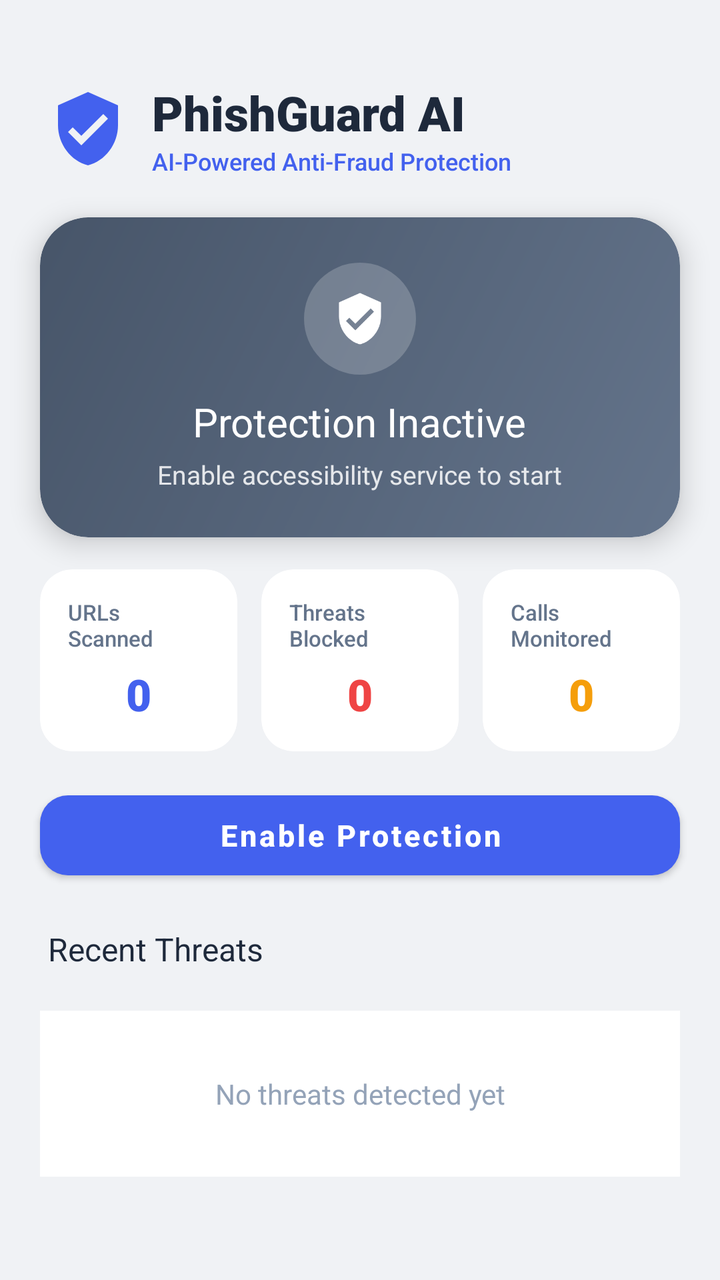
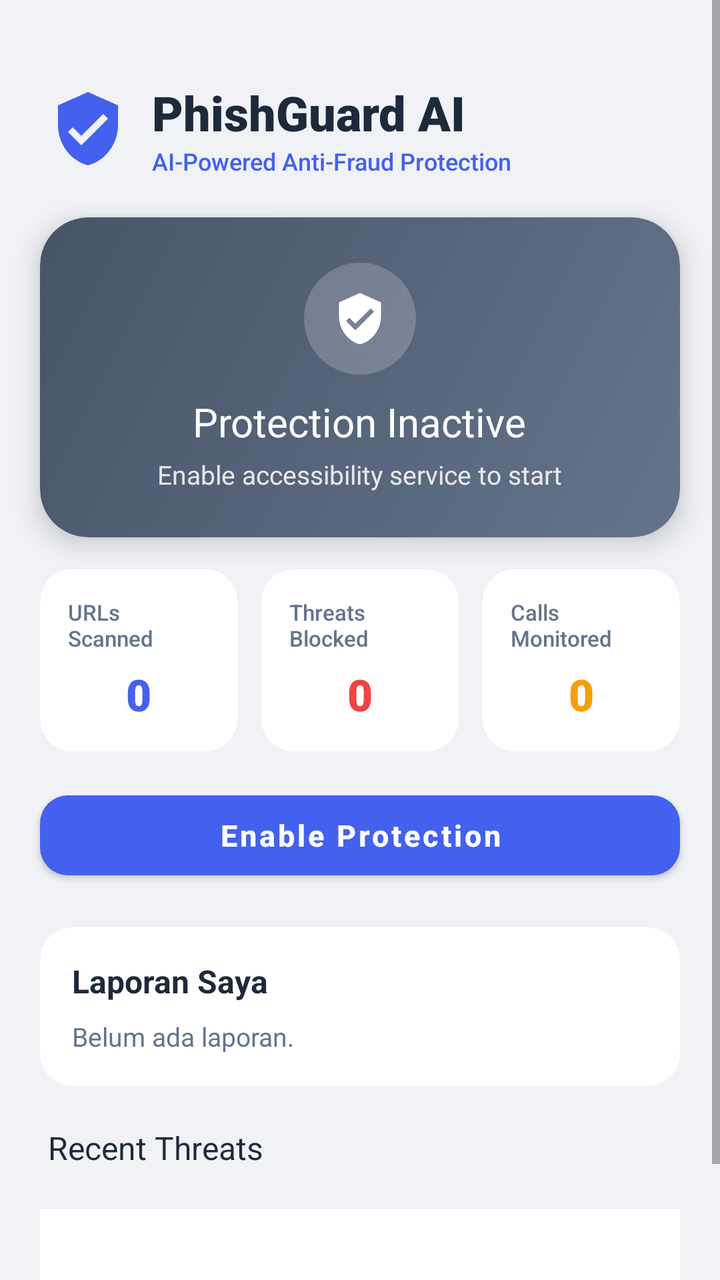

Compare the two renders of this Android layout. The source of the first and the diff that turns it into the second are given below.
<!-- AndroidManifest.xml: application theme Theme.Ai_project_singapore -->
<!-- res/layout/fragment_dashboard.xml -->
<?xml version="1.0" encoding="utf-8"?>
<ScrollView xmlns:android="http://schemas.android.com/apk/res/android"
    xmlns:app="http://schemas.android.com/apk/res-auto"
    android:layout_width="match_parent"
    android:layout_height="match_parent"
    android:background="@color/background_light"
    android:fillViewport="true">

    <LinearLayout
        android:layout_width="match_parent"
        android:layout_height="wrap_content"
        android:orientation="vertical"
        android:paddingBottom="16dp">

        
        <LinearLayout
            android:layout_width="match_parent"
            android:layout_height="wrap_content"
            android:orientation="horizontal"
            android:gravity="center_vertical"
            android:paddingHorizontal="24dp"
            android:paddingTop="40dp">

            <ImageView
                android:layout_width="40dp"
                android:layout_height="40dp"
                android:src="@drawable/ic_protection"
                app:tint="@color/primary"
                android:layout_marginEnd="12dp"/>

            <LinearLayout
                android:layout_width="wrap_content"
                android:layout_height="wrap_content"
                android:orientation="vertical">

                <TextView
                    android:layout_width="wrap_content"
                    android:layout_height="wrap_content"
                    android:fontFamily="sans-serif-black"
                    android:text="@string/app_name"
                    android:textColor="@color/text_primary"
                    android:textSize="24sp" />

                <TextView
                    android:layout_width="wrap_content"
                    android:layout_height="wrap_content"
                    android:fontFamily="sans-serif-medium"
                    android:text="@string/app_subtitle"
                    android:textColor="@color/primary"
                    android:textSize="12sp" />
            </LinearLayout>
        </LinearLayout>

        
        <androidx.cardview.widget.CardView
            android:layout_width="match_parent"
            android:layout_height="160dp"
            android:layout_marginHorizontal="20dp"
            android:layout_marginTop="20dp"
            app:cardCornerRadius="24dp"
            app:cardElevation="8dp">

            <LinearLayout
                android:id="@+id/statusGradientContainer"
                android:layout_width="match_parent"
                android:layout_height="match_parent"
                android:background="@drawable/bg_status_inactive"
                android:gravity="center"
                android:orientation="vertical">

                <FrameLayout
                    android:layout_width="56dp"
                    android:layout_height="56dp"
                    android:background="@drawable/bg_icon_circle">

                    <ImageView
                        android:id="@+id/iconStatus"
                        android:layout_width="28dp"
                        android:layout_height="28dp"
                        android:layout_gravity="center"
                        android:src="@drawable/ic_protection"
                        app:tint="@color/white" />
                </FrameLayout>

                <TextView
                    android:id="@+id/tvStatusTitle"
                    android:layout_width="wrap_content"
                    android:layout_height="wrap_content"
                    android:layout_marginTop="10dp"
                    android:fontFamily="sans-serif-bold"
                    android:text="@string/status_inactive"
                    android:textColor="@color/white"
                    android:textSize="20sp" />

                <TextView
                    android:id="@+id/tvStatusDesc"
                    android:layout_width="wrap_content"
                    android:layout_height="wrap_content"
                    android:layout_marginTop="4dp"
                    android:fontFamily="sans-serif"
                    android:text="@string/status_desc_inactive"
                    android:alpha="0.85"
                    android:textColor="@color/white"
                    android:textSize="13sp" />
            </LinearLayout>
        </androidx.cardview.widget.CardView>

        
        <LinearLayout
            android:layout_width="match_parent"
            android:layout_height="wrap_content"
            android:orientation="horizontal"
            android:layout_marginHorizontal="20dp"
            android:layout_marginTop="16dp">

            
            <androidx.cardview.widget.CardView
                android:layout_width="0dp"
                android:layout_height="wrap_content"
                android:layout_weight="1"
                android:layout_marginEnd="6dp"
                app:cardCornerRadius="16dp"
                app:cardElevation="0dp"
                app:cardBackgroundColor="@color/card_background">

                <LinearLayout
                    android:layout_width="match_parent"
                    android:layout_height="wrap_content"
                    android:orientation="vertical"
                    android:padding="14dp"
                    android:gravity="center">

                    <TextView
                        android:layout_width="wrap_content"
                        android:layout_height="wrap_content"
                        android:text="@string/stat_scanned"
                        android:textColor="@color/text_secondary"
                        android:textSize="11sp"
                        android:fontFamily="sans-serif-medium"/>

                    <TextView
                        android:id="@+id/tvStatScanned"
                        android:layout_width="wrap_content"
                        android:layout_height="wrap_content"
                        android:text="0"
                        android:textColor="@color/primary"
                        android:textSize="22sp"
                        android:fontFamily="sans-serif-black"
                        android:layout_marginTop="6dp"/>
                </LinearLayout>
            </androidx.cardview.widget.CardView>

            
            <androidx.cardview.widget.CardView
                android:layout_width="0dp"
                android:layout_height="wrap_content"
                android:layout_weight="1"
                android:layout_marginHorizontal="6dp"
                app:cardCornerRadius="16dp"
                app:cardElevation="0dp"
                app:cardBackgroundColor="@color/card_background">

                <LinearLayout
                    android:layout_width="match_parent"
                    android:layout_height="wrap_content"
                    android:orientation="vertical"
                    android:padding="14dp"
                    android:gravity="center">

                    <TextView
                        android:layout_width="wrap_content"
                        android:layout_height="wrap_content"
                        android:text="@string/stat_blocked"
                        android:textColor="@color/text_secondary"
                        android:textSize="11sp"
                        android:fontFamily="sans-serif-medium"/>

                    <TextView
                        android:id="@+id/tvStatBlocked"
                        android:layout_width="wrap_content"
                        android:layout_height="wrap_content"
                        android:text="0"
                        android:textColor="@color/error"
                        android:textSize="22sp"
                        android:fontFamily="sans-serif-black"
                        android:layout_marginTop="6dp"/>
                </LinearLayout>
            </androidx.cardview.widget.CardView>

            
            <androidx.cardview.widget.CardView
                android:layout_width="0dp"
                android:layout_height="wrap_content"
                android:layout_weight="1"
                android:layout_marginStart="6dp"
                app:cardCornerRadius="16dp"
                app:cardElevation="0dp"
                app:cardBackgroundColor="@color/card_background">

                <LinearLayout
                    android:layout_width="match_parent"
                    android:layout_height="wrap_content"
                    android:orientation="vertical"
                    android:padding="14dp"
                    android:gravity="center">

                    <TextView
                        android:layout_width="wrap_content"
                        android:layout_height="wrap_content"
                        android:text="@string/stat_calls"
                        android:textColor="@color/text_secondary"
                        android:textSize="11sp"
                        android:fontFamily="sans-serif-medium"/>

                    <TextView
                        android:id="@+id/tvStatCalls"
                        android:layout_width="wrap_content"
                        android:layout_height="wrap_content"
                        android:text="0"
                        android:textColor="@color/warning"
                        android:textSize="22sp"
                        android:fontFamily="sans-serif-black"
                        android:layout_marginTop="6dp"/>
                </LinearLayout>
            </androidx.cardview.widget.CardView>
        </LinearLayout>

        
        <com.google.android.material.button.MaterialButton
            android:id="@+id/btnAction"
            android:layout_width="match_parent"
            android:layout_height="52dp"
            android:layout_marginHorizontal="20dp"
            android:layout_marginTop="16dp"
            android:text="@string/btn_enable"
            android:textAllCaps="false"
            android:textColor="@color/white"
            android:textSize="15sp"
            android:textStyle="bold"
            app:backgroundTint="@color/primary"
            app:cornerRadius="14dp" />

        
        <TextView
            android:layout_width="wrap_content"
            android:layout_height="wrap_content"
            android:layout_marginStart="24dp"
            android:layout_marginTop="20dp"
            android:fontFamily="sans-serif-bold"
            android:text="@string/recent_threats"
            android:textColor="@color/text_primary"
            android:textSize="16sp" />

        
        <androidx.recyclerview.widget.RecyclerView
            android:id="@+id/rvRecentThreats"
            android:layout_width="match_parent"
            android:layout_height="wrap_content"
            android:layout_marginHorizontal="20dp"
            android:layout_marginTop="10dp"
            android:nestedScrollingEnabled="false" />

        
        <TextView
            android:id="@+id/tvNoThreats"
            android:layout_width="match_parent"
            android:layout_height="wrap_content"
            android:layout_marginHorizontal="20dp"
            android:layout_marginTop="10dp"
            android:background="@color/card_background"
            android:fontFamily="sans-serif"
            android:gravity="center"
            android:padding="32dp"
            android:text="@string/no_threats"
            android:textColor="@color/text_hint"
            android:textSize="14sp" />

    </LinearLayout>
</ScrollView>
<!-- resources referenced by this layout -->
<resources>
  <color name="background_light">#F0F2F5</color>
  <color name="card_background">#FFFFFF</color>
  <color name="error">#EF4444</color>
  <color name="primary">#4361EE</color>
  <color name="text_hint">#94A3B8</color>
  <color name="text_primary">#1E293B</color>
  <color name="text_secondary">#64748B</color>
  <color name="warning">#F59E0B</color>
  <color name="white">#FFFFFFFF</color>
  <!-- drawable bg_icon_circle (drawable) -->
  <?xml version="1.0" encoding="utf-8"?>
  <shape xmlns:android="http://schemas.android.com/apk/res/android"
      android:shape="oval">
      <solid android:color="#33FFFFFF"/>
  </shape>
  <!-- drawable bg_status_inactive (drawable) -->
  <?xml version="1.0" encoding="utf-8"?>
  <shape xmlns:android="http://schemas.android.com/apk/res/android">
      <gradient
          android:angle="135"
          android:startColor="#64748B"
          android:endColor="#475569"
          android:type="linear" />
      <corners android:radius="24dp" />
  </shape>
  <!-- drawable ic_protection (drawable) -->
  <vector xmlns:android="http://schemas.android.com/apk/res/android"
      android:width="24dp"
      android:height="24dp"
      android:viewportWidth="24"
      android:viewportHeight="24">
      <path
          android:fillColor="#FF000000"
          android:pathData="M12,1L3,5v6c0,5.55 3.84,10.74 9,12 5.16,-1.26 9,-6.45 9,-12L21,5l-9,-4zM10,17l-4,-4 1.41,-1.41L10,14.17l6.59,-6.59L18,9l-8,8z"/>
  </vector>
  <string name="app_name">PhishGuard AI</string>
  <string name="app_subtitle">AI-Powered Anti-Fraud Protection</string>
  <string name="btn_enable">Enable Protection</string>
  <string name="no_threats">No threats detected yet</string>
  <string name="recent_threats">Recent Threats</string>
  <string name="stat_blocked">Threats Blocked</string>
  <string name="stat_calls">Calls Monitored</string>
  <string name="stat_scanned">URLs Scanned</string>
  <string name="status_desc_inactive">Enable accessibility service to start</string>
  <string name="status_inactive">Protection Inactive</string>
  <style name="Theme.Ai_project_singapore" parent="Theme.MaterialComponents.DayNight.NoActionBar">
          
          <item name="colorPrimary">@color/primary</item>
          <item name="colorPrimaryVariant">@color/primary_dark</item>
          <item name="colorOnPrimary">@color/white</item>
          
          <item name="colorSecondary">@color/success</item>
          <item name="colorSecondaryVariant">@color/success_dark</item>
          <item name="colorOnSecondary">@color/white</item>
          
          <item name="android:statusBarColor">?attr/colorPrimaryVariant</item>
          
      </style>
  <color name="primary_dark">#3A0CA3</color>
  <color name="success">#10B981</color>
  <color name="success_dark">#059669</color>
</resources>

<!-- the commit's change to res/layout/fragment_dashboard.xml (unified diff, before → after) -->
@@ -240,6 +240,40 @@
             app:backgroundTint="@color/primary"
             app:cornerRadius="14dp" />
 
+        <androidx.cardview.widget.CardView
+            android:layout_width="match_parent"
+            android:layout_height="wrap_content"
+            android:layout_marginHorizontal="20dp"
+            android:layout_marginTop="20dp"
+            app:cardCornerRadius="16dp"
+            app:cardElevation="0dp"
+            app:cardBackgroundColor="@color/card_background">
+
+            <LinearLayout
+                android:layout_width="match_parent"
+                android:layout_height="wrap_content"
+                android:orientation="vertical"
+                android:padding="16dp">
+
+                <TextView
+                    android:layout_width="wrap_content"
+                    android:layout_height="wrap_content"
+                    android:text="@string/my_reports"
+                    android:textColor="@color/text_primary"
+                    android:textSize="16sp"
+                    android:textStyle="bold" />
+
+                <TextView
+                    android:id="@+id/tvReportSummary"
+                    android:layout_width="match_parent"
+                    android:layout_height="wrap_content"
+                    android:layout_marginTop="8dp"
+                    android:text="@string/no_reports"
+                    android:textColor="@color/text_secondary"
+                    android:textSize="13sp" />
+            </LinearLayout>
+        </androidx.cardview.widget.CardView>
+
         
         <TextView
             android:layout_width="wrap_content"
<!-- resource entries referenced after the edit -->
@@ -38,6 +38,8 @@
   <string name="app_name">PhishGuard AI</string>
   <string name="app_subtitle">AI-Powered Anti-Fraud Protection</string>
   <string name="btn_enable">Enable Protection</string>
+  <string name="my_reports">Laporan Saya</string>
+  <string name="no_reports">Belum ada laporan.</string>
   <string name="no_threats">No threats detected yet</string>
   <string name="recent_threats">Recent Threats</string>
   <string name="stat_blocked">Threats Blocked</string>
